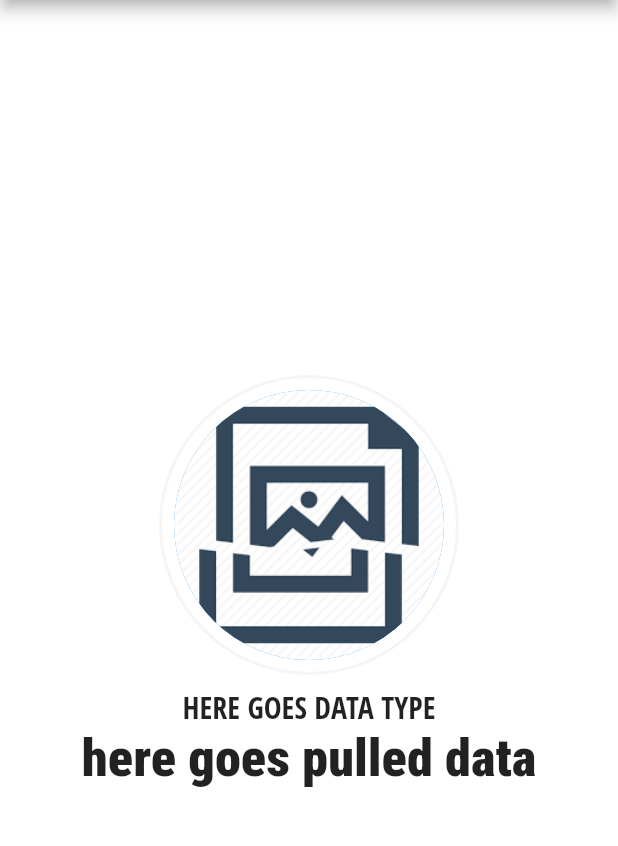
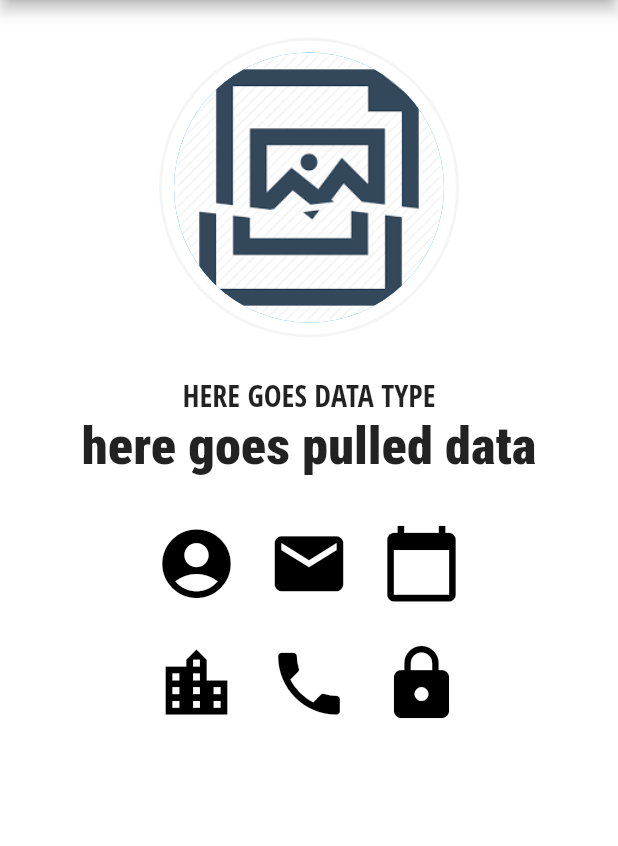
Before and after one commit to RaghavTheGreat1/random_user, a Flutter app: the screen it shows after launch, on a phone screen of 412 x 824 dp, the part 84-930 px from its top. Run offline on Flutter 3.47's test engine with Material 2 defaults, Android fonts, the phone set to English and light mode, and no system bars; our stand-ins replace google_fonts.

Commit message:
icons made buut issue with colour

```diff
--- /dev/null
+++ b/lib/icons.dart
@@ -0,0 +1,26 @@
+import 'package:flutter/material.dart';
+
+class AllAboutIcons extends StatelessWidget {
+  AllAboutIcons(
+      {@required this.iconType, this.colour, @required this.onPress});
+  final IconData iconType;
+  final colour;
+  final onPress;
+  @override
+  Widget build(BuildContext context) {
+
+    return Padding(
+      padding: const EdgeInsets.all(10.0),
+      child: Container(
+          child: GestureDetector(
+            onTap: onPress,
+            child: Icon(
+              iconType,
+              size: 55.0,
+              color: colour,
+            ),
+          ),
+        ),
+    );
+  }
+}
--- a/lib/main.dart
+++ b/lib/main.dart
@@ -1,4 +1,5 @@
 import 'dart:ui';
+import 'icons.dart';
 
 import 'package:flutter/cupertino.dart';
 import 'package:flutter/material.dart';
@@ -6,7 +7,13 @@ import 'package:google_fonts/google_fonts.dart';
 
 void main() => runApp(RandomUser());
 
-class RandomUser extends StatelessWidget {
+class RandomUser extends StatefulWidget {
+  @override
+  _RandomUserState createState() => _RandomUserState();
+}
+
+class _RandomUserState extends State<RandomUser> {
+  Color selectedColour = Colors.black;
   @override
   Widget build(BuildContext context) {
     return MaterialApp(
@@ -25,13 +32,14 @@ class RandomUser extends StatelessWidget {
           ),
         ),
         body: Column(
-          mainAxisAlignment: MainAxisAlignment.center,
+
           children: [
             Row(
               mainAxisAlignment: MainAxisAlignment.center,
+              crossAxisAlignment: CrossAxisAlignment.start,
               children: [
                 Padding(
-                  padding: const EdgeInsets.all(8.0),
+                  padding: const EdgeInsets.all(25.0),
                   child: Container(
                     child: CircleAvatar(
                       radius: 100.0,
@@ -49,6 +57,9 @@ class RandomUser extends StatelessWidget {
                 ),
               ],
             ),
+            Column(
+              mainAxisAlignment: MainAxisAlignment.center,
+              children: [
                 Row(
                   children: [
                     Expanded(
@@ -58,14 +69,89 @@ class RandomUser extends StatelessWidget {
                           Text(
                             'HERE GOES DATA TYPE',
                             style: GoogleFonts.openSansCondensed(
-                          textStyle: TextStyle(fontWeight: FontWeight.bold,
+                              textStyle: TextStyle(
+                                fontWeight: FontWeight.bold,
                                 fontSize: 20.0,
                               ),
                             ),
                           ),
-                      Text('here goes pulled data', style: GoogleFonts.robotoCondensed(textStyle: TextStyle(fontWeight: FontWeight.w900,fontSize: 35.0)))
+                          Text('here goes pulled data',
+                              style: GoogleFonts.robotoCondensed(
+                                  textStyle: TextStyle(
+                                      fontWeight: FontWeight.w900, fontSize: 35.0)))
                         ],
                       )),
+                    )
+                  ],
+                ),
+              ],
+            ),
+            SizedBox(
+              height: 20.0,
+              width: double.infinity,
+            ),
+            Row(
+              mainAxisAlignment: MainAxisAlignment.center,
+              children: [
+                AllAboutIcons(
+                  colour: selectedColour,
+                  iconType: Icons.account_circle,
+                  onPress: () {
+                    setState(() {
+                      selectedColour = Colors.green;
+                    });
+                  },
+                ),
+                AllAboutIcons(
+                  colour: selectedColour,
+                  iconType: Icons.mail,
+                  onPress: () {
+                    setState(() {
+                      selectedColour = Colors.green;
+                    });
+                  },
+                ),
+                AllAboutIcons(
+                  colour: selectedColour,
+                  iconType: Icons.calendar_today,
+                  onPress: () {
+                    setState(() {
+                      selectedColour = Colors.green;
+                    });
+                  },
+                )
+              ],
+            ),
+            SizedBox(height: 5.0, width: double.infinity),
+            Row(
+              mainAxisAlignment: MainAxisAlignment.center,
+              children: [
+                AllAboutIcons(
+                  colour: selectedColour,
+                  iconType: Icons.location_city,
+                  onPress: () {
+                    setState(() {
+                      selectedColour = Colors.green;
+                    });
+                  },
+                ),
+                AllAboutIcons(
+                  colour: selectedColour,
+                  iconType: Icons.phone,
+                  onPress: () {
+                    setState(() {
+                      selectedColour = Colors.green;
+                    });
+                  },
+                ),
+                AllAboutIcons(
+                  colour: selectedColour,
+                  iconType: Icons.lock,
+                  onPress: () {
+                    setState(() {
+                      selectedColour = Colors.green;
+                    });
+                  },
                 )
               ],
             )
```
Lines whose indentation alone changed are shown as unchanged.
